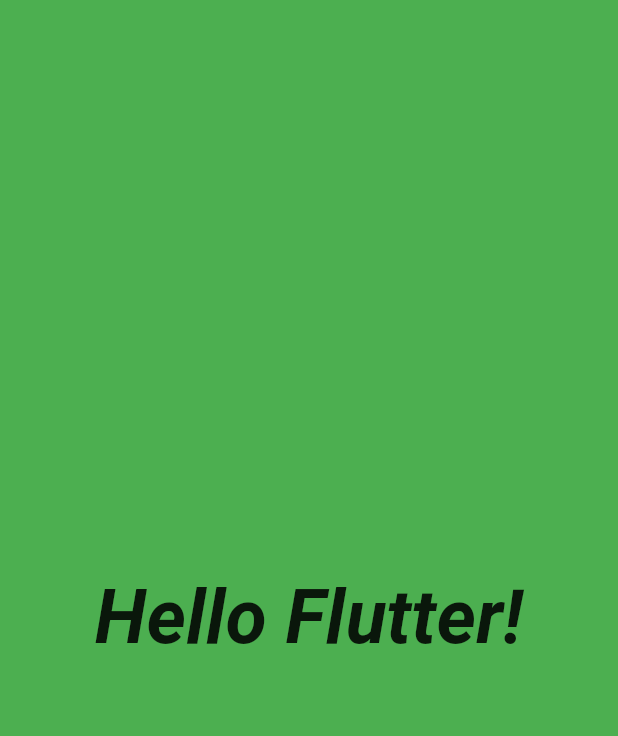
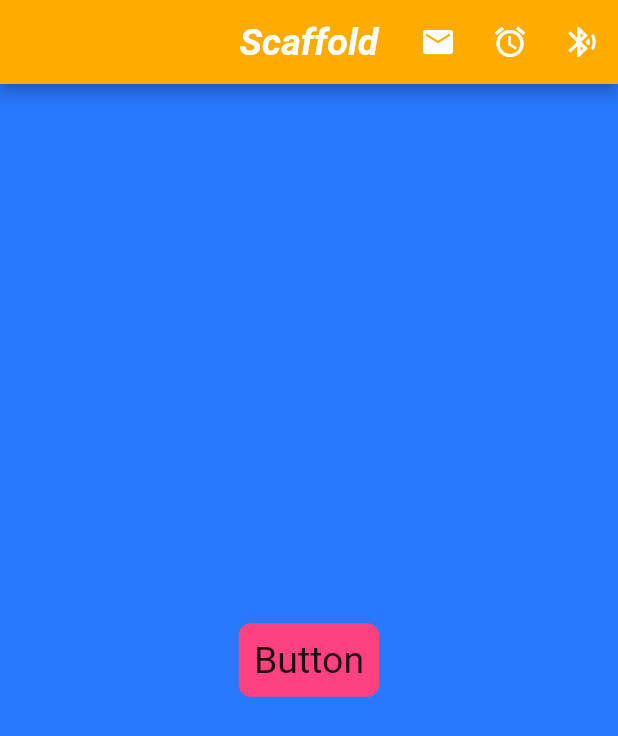
Before and after one commit to svaillancourt/Hello-World-Flutter, a Flutter app: the screen it shows after launch, on a phone screen of 412 x 824 dp. Shown: the top 736 px of the screen. Run offline on Flutter 3.47's test engine with Material 2 defaults, Android fonts, the phone set to English and light mode, and no system bars.

Commit message:
added a functional button

```diff
--- a/lib/main.dart
+++ b/lib/main.dart
@@ -1,25 +1,12 @@
 import 'package:flutter/material.dart';
+import 'ui/home.dart';
+
+// void main() {
+//   runApp(ScaffoldExample());
+// }
 
 void main() {
-  runApp(Home());
+  runApp(new MaterialApp(
+    home: ScaffoldExample(),
+  ));
 }
-
-class Home extends StatelessWidget {
-  // This widget is the root of your application.
-  @override
-  Widget build(BuildContext context) {
-    return Material(
-      color:Colors.green,
-      child: Center(
-        child: Text(
-            "Hello Flutter!",
-            textDirection: TextDirection.ltr,
-          style: TextStyle(
-            fontWeight: FontWeight.bold,
-            fontSize: 50,
-            fontStyle: FontStyle.italic
-          ),
-        )),
-    );
-  }
-}
--- /dev/null
+++ b/lib/ui/home.dart
@@ -0,0 +1,105 @@
+import 'package:flutter/material.dart';
+
+class ScaffoldExample extends StatelessWidget {
+  @override
+  _tapButton() {
+    debugPrint("Tapped Button");
+  }
+
+  Widget build(BuildContext context) {
+    return Scaffold(
+        appBar: AppBar(
+          title: Text("Scaffold",
+              style: TextStyle(
+                  fontWeight: FontWeight.bold,
+                  fontSize: 25,
+                  fontStyle: FontStyle.italic)),
+          centerTitle: true,
+          backgroundColor: Colors.amberAccent.shade700,
+          actions: [
+            IconButton(
+                icon: Icon(Icons.email),
+                onPressed: () => debugPrint("Email Tapped!")),
+            IconButton(
+              icon: Icon(Icons.access_alarms),
+              onPressed: () => _tapButton(),
+            ),
+            IconButton(
+              icon: Icon(Icons.bluetooth_audio),
+              onPressed: () => _tapButton(),
+            )
+          ],
+        ),
+        backgroundColor: Colors.blueAccent.shade400,
+        body: Container(
+          alignment: Alignment.center,
+          child: Column(
+            mainAxisAlignment: MainAxisAlignment.center,
+            children: [
+              CustomButton()
+              // InkWell(
+              //   child: Text(
+              //     "Tap Me!",
+              //     style: TextStyle(
+              //       fontSize: 25,
+              //       fontWeight: FontWeight.bold,
+              //     ),
+              //   ),
+              //   onTap: () => debugPrint("tapped..."),
+              // )
+            ],
+          ),
+          // child: Text("Hello Again",
+          //     style: TextStyle(
+          //         fontWeight: FontWeight.bold,
+          //         fontSize: 50,
+          //         fontStyle: FontStyle.italic)),
+        ));
+  }
+}
+
+class CustomButton extends StatelessWidget {
+  @override
+  Widget build(BuildContext context) {
+    return GestureDetector(
+      onTap: () {
+        final snackBar = SnackBar(
+          content: Text(
+            "Hello Again!",
+            style: TextStyle(fontSize: 25),
+          ),
+          backgroundColor: Colors.greenAccent.shade700,
+        );
+        Scaffold.of(context).showSnackBar(snackBar);
+      },
+      child: Container(
+        padding: EdgeInsets.all(10.0),
+        decoration: BoxDecoration(
+            color: Colors.pinkAccent, borderRadius: BorderRadius.circular(8.0)),
+        child: Text(
+          "Button",
+          style: TextStyle(fontSize: 25),
+        ),
+      ),
+    );
+  }
+}
+
+class Home extends StatelessWidget {
+  // This widget is the root of your application.
+  @override
+  Widget build(BuildContext context) {
+    return Material(
+      color: Colors.green,
+      child: Center(
+          child: Text(
+        "Hello Flutter!",
+        textDirection: TextDirection.ltr,
+        style: TextStyle(
+            fontWeight: FontWeight.bold,
+            fontSize: 50,
+            fontStyle: FontStyle.italic),
+      )),
+    );
+  }
+}
```
